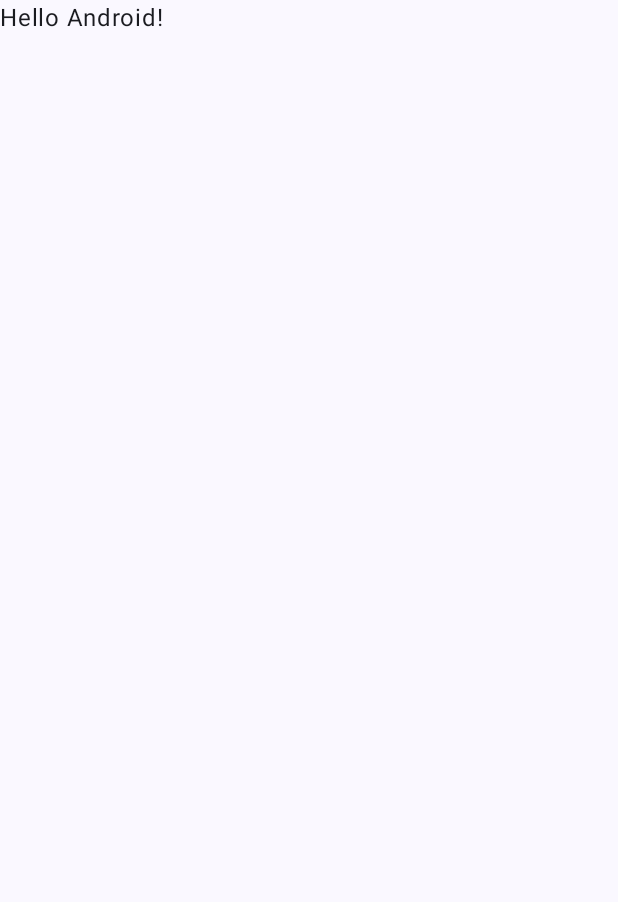
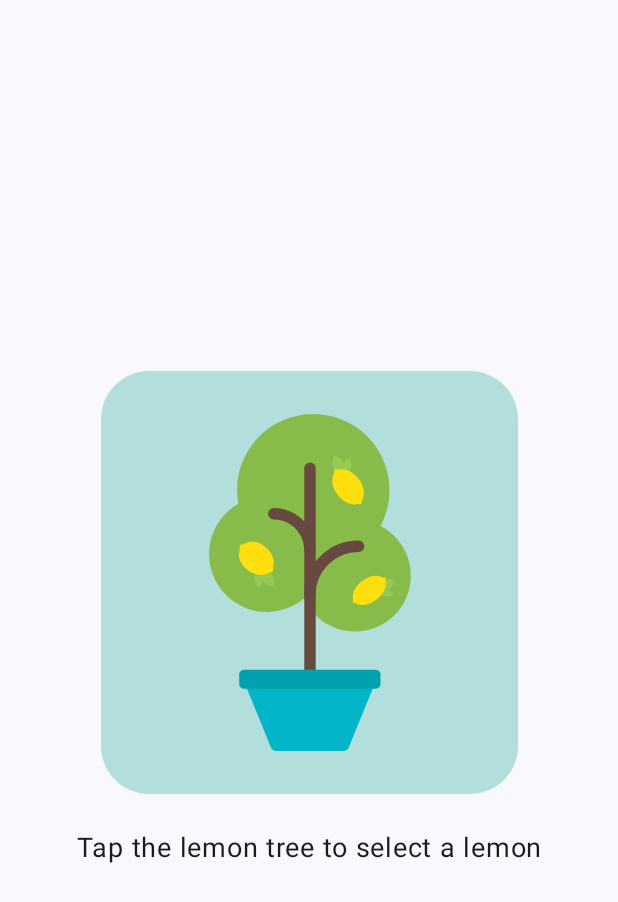
Before and after one commit to vitorsoftwaredeveloper/Lemonade, an Android app built with Jetpack Compose: the screen it shows after launch (MainActivity), on a phone screen of 412 x 824 dp. Before the commit the part shown is almost empty. Shown: the top 902 px of the screen. Run offline under Robolectric (Android 15) with nearby library versions, the phone set to English and light mode, and no system bars.

Commit message:
feat: implements first screen from from limonade

```diff
--- a/app/src/main/java/com/example/app_lemonade/MainActivity.kt
+++ b/app/src/main/java/com/example/app_lemonade/MainActivity.kt
@@ -4,13 +4,31 @@ import android.os.Bundle
 import androidx.activity.ComponentActivity
 import androidx.activity.compose.setContent
 import androidx.activity.enableEdgeToEdge
+import androidx.compose.foundation.Image
+import androidx.compose.foundation.background
+import androidx.compose.foundation.layout.Arrangement
+import androidx.compose.foundation.layout.Box
+import androidx.compose.foundation.layout.Column
+import androidx.compose.foundation.layout.Spacer
 import androidx.compose.foundation.layout.fillMaxSize
+import androidx.compose.foundation.layout.height
 import androidx.compose.foundation.layout.padding
+import androidx.compose.foundation.layout.width
+import androidx.compose.foundation.shape.RoundedCornerShape
 import androidx.compose.material3.Scaffold
 import androidx.compose.material3.Text
 import androidx.compose.runtime.Composable
+import androidx.compose.ui.Alignment
 import androidx.compose.ui.Modifier
+import androidx.compose.ui.graphics.Color
+import androidx.compose.ui.graphics.painter.Painter
+import androidx.compose.ui.layout.ContentScale
+import androidx.compose.ui.res.painterResource
+import androidx.compose.ui.res.stringResource
+import androidx.compose.ui.text.style.TextAlign
 import androidx.compose.ui.tooling.preview.Preview
+import androidx.compose.ui.unit.dp
+import androidx.compose.ui.unit.sp
 import com.example.app_lemonade.ui.theme.App_LemonadeTheme
 
 class MainActivity : ComponentActivity() {
@@ -20,7 +38,7 @@ class MainActivity : ComponentActivity() {
         setContent {
             App_LemonadeTheme {
                 Scaffold(modifier = Modifier.fillMaxSize()) { innerPadding ->
-                    Greeting(
+                    Lemonade(
                         name = "Android",
                         modifier = Modifier.padding(innerPadding)
                     )
@@ -31,17 +49,33 @@ class MainActivity : ComponentActivity() {
 }
 
 @Composable
-fun Greeting(name: String, modifier: Modifier = Modifier) {
-    Text(
-        text = "Hello $name!",
-        modifier = modifier
-    )
+fun Lemonade(name: String, modifier: Modifier = Modifier) {
+    Column (verticalArrangement = Arrangement.Center, horizontalAlignment = Alignment.CenterHorizontally ,modifier = Modifier.fillMaxSize()){
+        val lemontree= painterResource(R.drawable.lemon_tree)
+
+        Box(
+            modifier = Modifier
+                .background(Color(0xFFB2DFDB), shape = RoundedCornerShape(32.dp)) // cor de fundo e bordas arredondadas
+                .padding(64.dp,16.dp)
+        ) {
+            Image(
+                painter = lemontree,
+                contentDescription = null,
+                contentScale = ContentScale.Crop,
+                modifier = Modifier
+                    .height(250.dp)
+                    .width(150.dp)
+            )
+        }
+        Spacer(modifier = Modifier.height(24.dp))
+        Text(text = stringResource(R.string.lemon_tree), fontSize = 18.sp, textAlign = TextAlign.Center)
+    }
 }
 
 @Preview(showBackground = true)
 @Composable
 fun GreetingPreview() {
     App_LemonadeTheme {
-        Greeting("Android")
+        Lemonade("Android")
     }
 }
--- /dev/null
+++ b/app/src/main/res/drawable-nodpi/lemon_tree.xml
@@ -0,0 +1,156 @@
+<!--
+  ~ Copyright (C) 2021 The Android Open Source Project.
+  ~
+  ~ Licensed under the Apache License, Version 2.0 (the "License");
+  ~ you may not use this file except in compliance with the License.
+  ~ You may obtain a copy of the License at
+  ~
+  ~     http://www.apache.org/licenses/LICENSE-2.0
+  ~
+  ~ Unless required by applicable law or agreed to in writing, software
+  ~ distributed under the License is distributed on an "AS IS" BASIS,
+  ~ WITHOUT WARRANTIES OR CONDITIONS OF ANY KIND, either express or implied.
+  ~ See the License for the specific language governing permissions and
+  ~ limitations under the License.
+  -->
+<vector xmlns:android="http://schemas.android.com/apk/res/android"
+    android:width="160dp"
+    android:height="200dp"
+    android:viewportWidth="160"
+    android:viewportHeight="200">
+  <path
+      android:pathData="M117.621,69.862A40.639,40.639 0,1 0,41.114 50.753a40.925,40.925 0,0 0,0.638 7.215A30.9,30.9 0,1 0,76.8 108.594a29.806,29.806 0,1 0,40.826 -38.732Z"
+      android:fillColor="#87bc4b"/>
+  <path
+      android:pathData="M80,167.81L80,39.054"
+      android:strokeWidth="6.089"
+      android:fillColor="#00000000"
+      android:strokeColor="#68493f"
+      android:strokeLineCap="round"/>
+  <path
+      android:pathData="M79.918,106.668a26.017,26.017 0,0 1,26.017 -26.016"
+      android:strokeWidth="6.089"
+      android:fillColor="#00000000"
+      android:strokeColor="#68493f"
+      android:strokeLineCap="round"/>
+  <path
+      android:pathData="M60.685,63.353A19.223,19.223 0,0 1,79.918 82.587"
+      android:strokeWidth="6.089"
+      android:fillColor="#00000000"
+      android:strokeColor="#68493f"
+      android:strokeLineCap="round"/>
+  <path
+      android:pathData="M59.182,187.95 L45.43,154.305h68.977L100.655,187.95a3.11,3.11 0,0 1,-2.88 1.934H62.062A3.11,3.11 0,0 1,59.182 187.95Z"
+      android:fillColor="#02b5c8"/>
+  <path
+      android:pathData="M44.665,146.588L115.171,146.588A2.421,2.421 0,0 1,117.592 149.009L117.592,154.184A2.421,2.421 0,0 1,115.171 156.605L44.665,156.605A2.421,2.421 0,0 1,42.244 154.184L42.244,149.009A2.421,2.421 0,0 1,44.665 146.588z"
+      android:fillColor="#02a1b0"/>
+  <path
+      android:pathData="M61.007,102.268l-0,0a0,0 0,0 1,-0 0l-0,0A10.279,10.279 51.878,0 1,52.034 90.833l-0,0a0,0 0,0 1,-0 0l-0,0A10.279,10.279 51.878,0 1,61.007 102.268Z"
+      android:fillColor="#96ca54"/>
+  <path
+      android:pathData="M52.618,103.095l-0,0a0,0 0,0 1,-0 0l-0,0a8.174,8.174 91.611,0 1,0.325 -11.555l-0,0a0,0 0,0 1,-0 0l-0,0A8.174,8.174 91.611,0 1,52.618 103.095Z"
+      android:fillColor="#96ca54"/>
+  <path
+      android:pathData="M56.268,81.041c-3.506,-2.831 -7.9,-3.478 -10.9,-1.887h0q-0.206,0.11 -0.4,0.232a4.888,4.888 0,0 1,-1.012 0.286h0a1.4,1.4 0,0 0,-1.214 0.5,1.425 1.425,0 0,0 -0.163,1.487 1.132,1.132 0,0 1,-0.037 0.594c-0.077,0.184 -0.144,0.373 -0.2,0.565h0c-1.008,3.289 0.543,7.522 4.1,10.393 3.656,2.953 8.274,3.53 11.274,1.671h0l0.112,-0.072a2.7,2.7 0,0 1,1.068 -0.154,1.37 1.37,0 0,0 1.392,-1.808 3.3,3.3 0,0 1,0.137 -1.61c0.011,-0.04 0.021,-0.079 0.031,-0.119v0h0C61.275,87.879 59.711,83.821 56.268,81.041Z"
+      android:fillColor="#fede0d"/>
+  <path
+      android:pathData="M46.008,89.11c0.286,0.19 0.417,0.271 0.634,0.229 0.043,-0.009 0.122,-0.075 0.049,-0.192 -0.122,-0.2 -0.981,-0.917 -1.141,-0.734S45.815,88.981 46.008,89.11Z"
+      android:fillColor="#fff063"/>
+  <path
+      android:pathData="M48.226,93.066c0.286,0.191 0.417,0.272 0.633,0.229 0.044,-0.008 0.122,-0.075 0.05,-0.191 -0.122,-0.195 -0.981,-0.917 -1.141,-0.735S48.033,92.938 48.226,93.066Z"
+      android:fillColor="#fff063"/>
+  <path
+      android:pathData="M44.538,89.119c0.222,0.148 0.324,0.211 0.493,0.178 0.034,-0.007 0.095,-0.058 0.038,-0.149 -0.1,-0.152 -0.763,-0.713 -0.887,-0.571S44.388,89.019 44.538,89.119Z"
+      android:fillColor="#fff063"/>
+  <path
+      android:pathData="M46.006,90.408a2.613,2.613 0,0 0,0.371 0.133c0.144,0.048 0.2,-0.058 0.146,-0.146 -0.08,-0.147 -0.69,-0.667 -0.823,-0.512S45.81,90.325 46.006,90.408Z"
+      android:fillColor="#fff063"/>
+  <path
+      android:pathData="M48.888,92.249c0.208,0.131 0.3,0.185 0.488,0.117a0.132,0.132 0,0 0,0.067 -0.178c-0.073,-0.157 -0.678,-0.684 -0.835,-0.5S48.748,92.161 48.888,92.249Z"
+      android:fillColor="#fff063"/>
+  <path
+      android:pathData="M47.367,91.527c0.113,0.071 0.165,0.1 0.265,0.064a0.073,0.073 0,0 0,0.036 -0.1c-0.039,-0.085 -0.368,-0.371 -0.453,-0.271S47.291,91.479 47.367,91.527Z"
+      android:fillColor="#fff063"/>
+  <path
+      android:pathData="M49.391,90.712c0.192,0.132 0.279,0.188 0.412,0.177 0.027,0 0.072,-0.036 0.019,-0.11 -0.089,-0.124 -0.676,-0.608 -0.764,-0.51S49.261,90.623 49.391,90.712Z"
+      android:fillColor="#fff063"/>
+  <path
+      android:pathData="M46.307,91.743c0.113,0.071 0.165,0.1 0.265,0.063a0.072,0.072 0,0 0,0.037 -0.1c-0.04,-0.086 -0.369,-0.372 -0.454,-0.271S46.231,91.7 46.307,91.743Z"
+      android:fillColor="#fff063"/>
+  <path
+      android:pathData="M46.656,87.909c0.113,0.071 0.165,0.1 0.265,0.064a0.073,0.073 0,0 0,0.036 -0.1c-0.039,-0.086 -0.368,-0.371 -0.453,-0.271S46.58,87.861 46.656,87.909Z"
+      android:fillColor="#fff063"/>
+  <path
+      android:pathData="M47.734,89.409c0.15,0.094 0.219,0.133 0.351,0.084a0.1,0.1 0,0 0,0.048 -0.128c-0.052,-0.113 -0.487,-0.492 -0.6,-0.358S47.634,89.345 47.734,89.409Z"
+      android:fillColor="#fff063"/>
+  <path
+      android:pathData="M47.653,90.641c0.347,0.237 0.505,0.339 0.748,0.317 0.049,0 0.131,-0.068 0.035,-0.2 -0.16,-0.225 -1.22,-1.1 -1.383,-0.921S47.418,90.48 47.653,90.641Z"
+      android:fillColor="#fff063"/>
+  <path
+      android:pathData="M92.647,32.055l0,0a0,0 0,0 1,0 0l0,0A10.279,10.279 65.855,0 1,98.593 45.32l0,0a0,0 0,0 1,0 0l0,0A10.279,10.279 65.855,0 1,92.647 32.055Z"
+      android:fillColor="#96ca54"/>
+  <path
+      android:pathData="M100.988,33.278l0,0a0,0 0,0 1,0 0l0,0a8.174,8.174 105.588,0 1,-3.106 11.135l0,0a0,0 0,0 1,0 0l0,0A8.174,8.174 105.588,0 1,100.988 33.278Z"
+      android:fillColor="#96ca54"/>
+  <path
+      android:pathData="M94.692,53.224c2.8,3.706 6.8,5.624 9.872,5.025h0c0.14,-0.027 0.279,-0.06 0.415,-0.1a4.484,4.484 0,0 1,0.994 0.034h0a1.235,1.235 0,0 0,1.22 -0.109,1.286 1.286,0 0,0 0.4,-1.349 1.048,1.048 0,0 1,0.135 -0.546,5.429 5.429,0 0,0 0.284,-0.47h0c1.495,-2.788 0.756,-7.227 -2.086,-10.985 -2.923,-3.864 -7.144,-5.784 -10.262,-4.934h0c-0.04,0.01 -0.079,0.022 -0.117,0.033a2.6,2.6 0,0 1,-1.025 -0.174,1.218 1.218,0 0,0 -1.169,0.128 1.233,1.233 0,0 0,-0.436 1.155,3.055 3.055,0 0,1 -0.4,1.471l-0.049,0.1v0h0C91.16,45.308 91.94,49.585 94.692,53.224Z"
+      android:fillColor="#fede0d"/>
+  <path
+      android:pathData="M104.231,47.806c-0.231,-0.254 -0.339,-0.364 -0.559,-0.375 -0.045,0 -0.137,0.044 -0.095,0.174 0.072,0.219 0.731,1.127 0.93,0.988S104.387,47.978 104.231,47.806Z"
+      android:fillColor="#fff063"/>
+  <path
+      android:pathData="M102.827,44.072c-0.231,-0.254 -0.338,-0.364 -0.559,-0.375 -0.044,0 -0.137,0.043 -0.094,0.174 0.071,0.219 0.73,1.127 0.93,0.988S102.983,44.244 102.827,44.072Z"
+      android:fillColor="#fff063"/>
+  <path
+      android:pathData="M105.842,49.083c-0.18,-0.2 -0.264,-0.283 -0.435,-0.292 -0.035,0 -0.106,0.034 -0.073,0.135 0.055,0.171 0.568,0.877 0.723,0.769S105.963,49.216 105.842,49.083Z"
+      android:fillColor="#fff063"/>
+  <path
+      android:pathData="M101.988,44.705c-0.171,-0.177 -0.251,-0.253 -0.446,-0.231a0.132,0.132 0,0 0,-0.108 0.156c0.033,0.171 0.493,0.828 0.69,0.685S102.1,44.825 101.988,44.705Z"
+      android:fillColor="#fff063"/>
+  <path
+      android:pathData="M103.289,45.773c-0.092,-0.1 -0.136,-0.137 -0.242,-0.126a0.072,0.072 0,0 0,-0.058 0.085c0.017,0.093 0.267,0.45 0.374,0.373S103.352,45.838 103.289,45.773Z"
+      android:fillColor="#fff063"/>
+  <path
+      android:pathData="M104.37,45.82c-0.093,-0.1 -0.137,-0.138 -0.242,-0.126a0.072,0.072 0,0 0,-0.059 0.085c0.018,0.093 0.268,0.45 0.375,0.372S104.432,45.885 104.37,45.82Z"
+      android:fillColor="#fff063"/>
+  <path
+      android:pathData="M103.105,49.456c-0.092,-0.1 -0.136,-0.137 -0.242,-0.126a0.072,0.072 0,0 0,-0.058 0.085c0.018,0.093 0.267,0.45 0.374,0.372S103.168,49.521 103.105,49.456Z"
+      android:fillColor="#fff063"/>
+  <path
+      android:pathData="M102.421,47.74c-0.123,-0.127 -0.18,-0.182 -0.32,-0.166a0.1,0.1 0,0 0,-0.078 0.112c0.024,0.123 0.354,0.595 0.5,0.493S102.5,47.826 102.421,47.74Z"
+      android:fillColor="#fff063"/>
+  <path
+      android:pathData="M125.661,99.058l0,0a0,0 0,0 1,0 0l0,0a9.2,9.2 65.855,0 1,-11.872 5.322l0,0a0,0 0,0 1,0 0l0,0A9.2,9.2 65.855,0 1,125.661 99.058Z"
+      android:fillColor="#96ca54"/>
+  <path
+      android:pathData="M124.566,106.521l0,0a0,0 0,0 1,0 0l0,0a7.313,7.313 105.588,0 1,-9.962 -2.779l0,0a0,0 0,0 1,0 0l0,0A7.313,7.313 105.588,0 1,124.566 106.521Z"
+      android:fillColor="#96ca54"/>
+  <path
+      android:pathData="M107.812,99.2c-3.512,2.656 -5.4,6.35 -4.93,9.133h0c0.022,0.127 0.048,0.252 0.079,0.375a4.034,4.034 0,0 1,-0.059 0.907h0a1.093,1.093 0,0 0,0.067 1.108,1.152 1.152,0 0,0 1.239,0.329 0.945,0.945 0,0 1,0.5 0.108,4.614 4.614,0 0,0 0.428,0.246h0c2.542,1.285 6.675,0.489 10.236,-2.205 3.662,-2.769 5.559,-6.667 4.857,-9.484h0c-0.009,-0.035 -0.019,-0.07 -0.028,-0.1a2.418,2.418 0,0 1,0.19 -0.939,1.076 1.076,0 0,0 -0.087,-1.061 1.093,1.093 0,0 0,-1.057 -0.365,2.781 2.781,0 0,1 -1.353,-0.323l-0.093,-0.042h0C115.245,95.764 111.26,96.593 107.812,99.2Z"
+      android:fillColor="#fede0d"/>
+  <path
+      android:pathData="M115.523,107.783c0.268,-0.245 0.384,-0.359 0.4,-0.592 0,-0.047 -0.046,-0.145 -0.184,-0.1 -0.231,0.075 -1.192,0.773 -1.045,0.984S115.341,107.948 115.523,107.783Z"
+      android:fillColor="#fff063"/>
+  <path
+      android:pathData="M112.224,109.236a2.646,2.646 0,0 0,0.232 -0.347c0.086,-0.136 -0.009,-0.215 -0.112,-0.188 -0.172,0.045 -0.862,0.539 -0.737,0.715S112.089,109.416 112.224,109.236Z"
+      android:fillColor="#fff063"/>
+  <path
+      android:pathData="M113.722,108.124c0.1,-0.1 0.146,-0.144 0.133,-0.256a0.076,0.076 0,0 0,-0.09 -0.062c-0.1,0.019 -0.475,0.283 -0.394,0.4S113.654,108.19 113.722,108.124Z"
+      android:fillColor="#fff063"/>
+  <path
+      android:pathData="M113.4,105.837c0.184,-0.163 0.264,-0.239 0.287,-0.378 0,-0.028 -0.019,-0.083 -0.109,-0.048 -0.15,0.061 -0.8,0.539 -0.719,0.655S113.278,105.947 113.4,105.837Z"
+      android:fillColor="#fff063"/>
+  <path
+      android:pathData="M113.673,109.268c0.1,-0.1 0.145,-0.145 0.133,-0.256a0.076,0.076 0,0 0,-0.09 -0.062c-0.1,0.018 -0.476,0.283 -0.394,0.4S113.6,109.334 113.673,109.268Z"
+      android:fillColor="#fff063"/>
+  <path
+      android:pathData="M109.825,107.929c0.1,-0.1 0.145,-0.144 0.133,-0.256a0.078,0.078 0,0 0,-0.09 -0.062c-0.1,0.019 -0.476,0.284 -0.394,0.4S109.756,108 109.825,107.929Z"
+      android:fillColor="#fff063"/>
+  <path
+      android:pathData="M111.641,107.205c0.134,-0.129 0.192,-0.191 0.175,-0.339a0.1,0.1 0,0 0,-0.119 -0.082c-0.129,0.025 -0.629,0.375 -0.521,0.525S111.549,107.293 111.641,107.205Z"
+      android:fillColor="#fff063"/>
+  <path
+      android:pathData="M112.885,107.6c0.333,-0.3 0.478,-0.432 0.517,-0.688 0.008,-0.051 -0.037,-0.152 -0.2,-0.088 -0.272,0.108 -1.443,0.972 -1.3,1.186S112.66,107.8 112.885,107.6Z"
+      android:fillColor="#fff063"/>
+</vector>
```
Also changed, not shown: app/src/main/res/drawable-nodpi/lemon_drink.xml (added, +103 -0 lines), app/src/main/res/drawable-nodpi/lemon_restart.xml (added, +27 -0 lines), app/src/main/res/drawable-nodpi/lemon_squeeze.xml (added, +69 -0 lines), app/src/main/res/values/strings.xml (+8 -0 lines).
